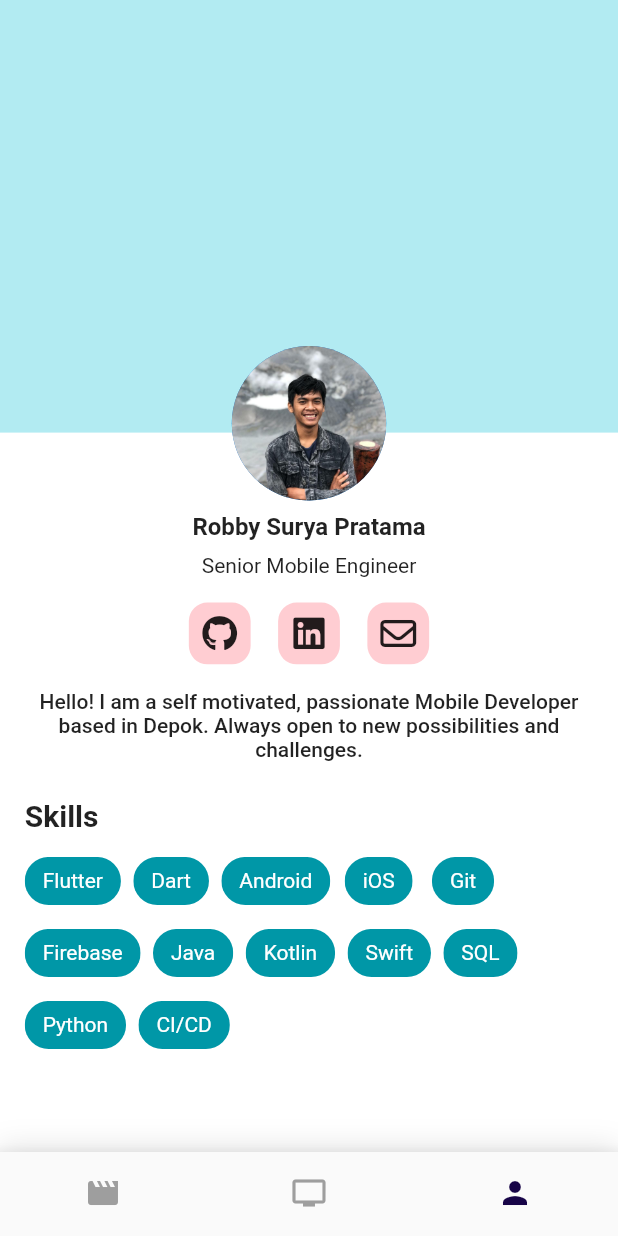
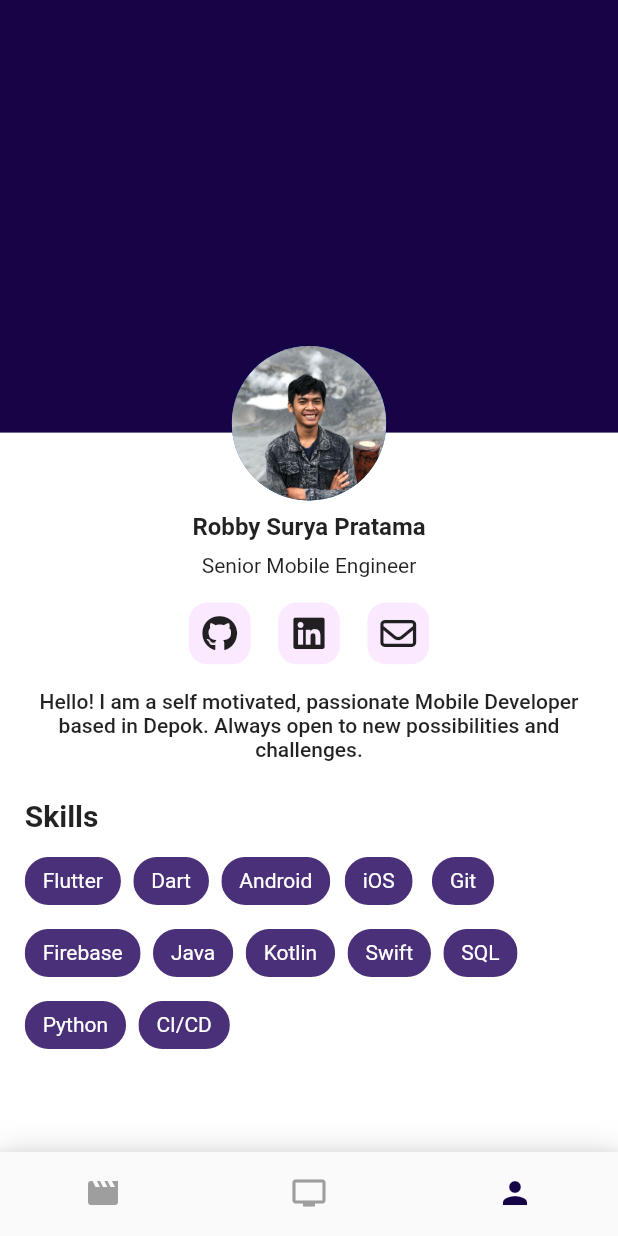
Before and after one commit to robbysoerya/pelem, a Flutter app: the ProfileView screen opened by its route, on a phone screen of 412 x 824 dp. Run offline on Flutter 3.47's test engine with Material 2 defaults, Android fonts, the phone set to English and light mode, and no system bars; our stand-ins replace cached_network_image, dartz, dio, flutter_bloc, flutter_screenutil, font_awesome_flutter and 5 more.

Commit message:
refactor: [pelem_profile] change color style

```diff
--- a/modules/pelem_profile/lib/presentation/view/profile_view.dart
+++ b/modules/pelem_profile/lib/presentation/view/profile_view.dart
@@ -1,5 +1,6 @@
 import 'package:flutter/material.dart';
 import 'package:flutter_screenutil/flutter_screenutil.dart';
+import 'package:pelem_core/utils/palette.dart';
 import 'package:pelem_profile/presentation/widget/widget.dart';
 
 class ProfileView extends StatefulWidget {
@@ -37,7 +38,7 @@ class _ProfileViewState extends State<ProfileView> {
           ),
           Container(
             height: 0.35.sh,
-            color: Colors.cyan[100],
+            color: Palette.primaryColor,
           ),
           Positioned(
             top: 0.26.sh,
--- a/modules/pelem_profile/lib/presentation/widget/skill_chip.dart
+++ b/modules/pelem_profile/lib/presentation/widget/skill_chip.dart
@@ -1,4 +1,5 @@
 import 'package:flutter/material.dart';
+import 'package:pelem_core/utils/palette.dart';
 
 class SkillChip extends StatelessWidget {
   const SkillChip({
@@ -18,7 +19,7 @@ class SkillChip extends StatelessWidget {
             .bodyMedium
             ?.copyWith(color: Colors.white),
       ),
-      backgroundColor: Colors.cyan[700],
+      backgroundColor: Palette.secondaryColor,
     );
   }
 }
--- a/modules/pelem_profile/lib/presentation/widget/social_card.dart
+++ b/modules/pelem_profile/lib/presentation/widget/social_card.dart
@@ -1,5 +1,6 @@
 import 'package:flutter/material.dart';
 import 'package:flutter_screenutil/flutter_screenutil.dart';
+import 'package:pelem_core/utils/palette.dart';
 import 'package:url_launcher/url_launcher.dart';
 
 class SocialCard extends StatelessWidget {
@@ -25,7 +26,7 @@ class SocialCard extends StatelessWidget {
         height: 40.0.r,
         width: 40.0.r,
         decoration: BoxDecoration(
-          color: Colors.red[100],
+          color: Palette.primaryAncentColor,
           borderRadius: BorderRadius.circular(12.0.r),
         ),
         child: Icon(icon),
```
